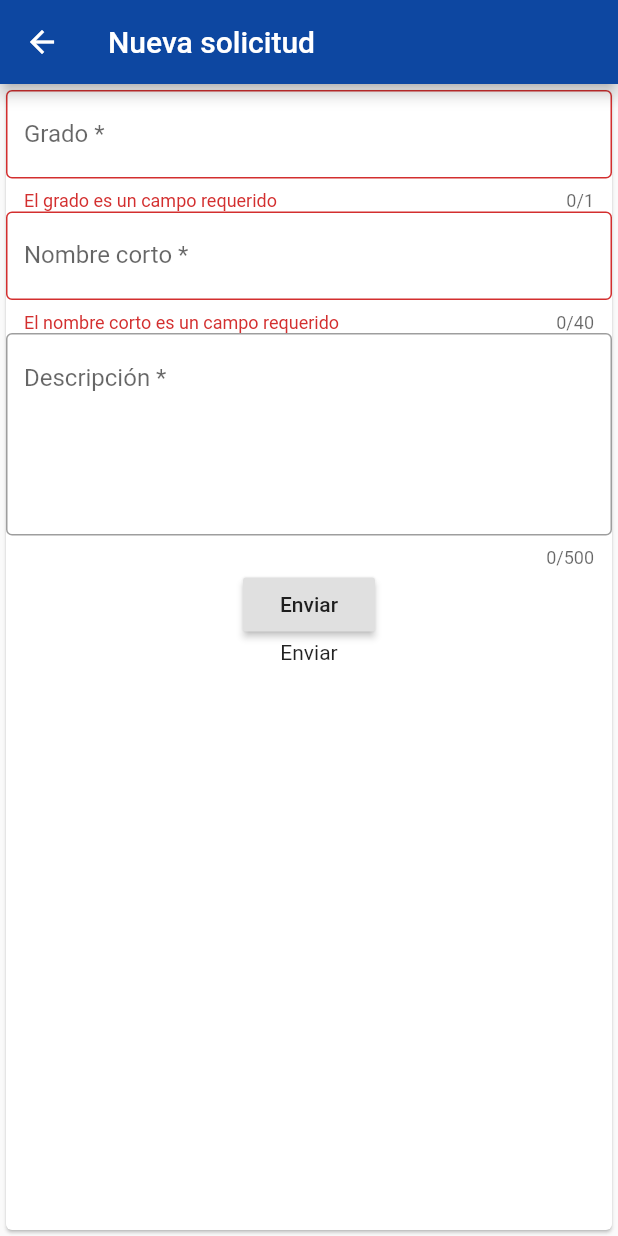
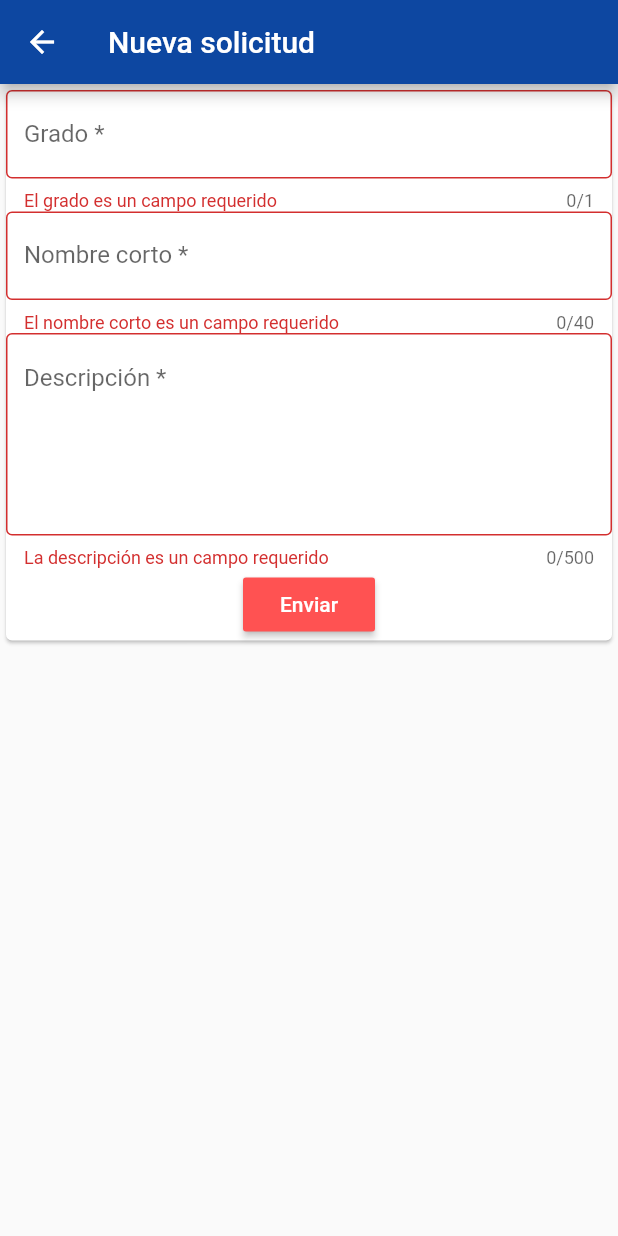
Before and after one commit to begandroide/sars-help, a Flutter app: the CreateRequestPage screen opened directly, after a tap on "Enviar", on a phone screen of 412 x 824 dp. Run offline on Flutter 3.47's test engine with Material 2 defaults, Android fonts, the phone set to English and light mode, and no system bars; our stand-ins replace cloud_firestore, firebase_auth, google_maps_flutter; missing offline and left inert: age; accounts and stored records are empty.

Commit message:
Se implementa creación de request mediante app

```diff
--- a/sarshelp/lib/screens/create_request.dart
+++ b/sarshelp/lib/screens/create_request.dart
@@ -1,5 +1,3 @@
-
-import 'dart:ui';
 
 import 'package:cloud_firestore/cloud_firestore.dart';
 import 'package:firebase_auth/firebase_auth.dart';
@@ -14,6 +12,9 @@ class CreateRequestPage extends StatefulWidget {
 
 class _CreateRequestPageState extends State<CreateRequestPage> {
   final _formKey = GlobalKey<FormState>();
+  String _grade;
+  String _shortName;
+  String _description;
 
   final _scaffoldKey = GlobalKey<ScaffoldState>();
 
@@ -26,7 +27,8 @@ class _CreateRequestPageState extends State<CreateRequestPage> {
       appBar: AppBar(
         title: Text('Nueva solicitud'),
       ),
-      body: Form(
+      body: SingleChildScrollView(
+        child: Form(
           key: _formKey,
           child: Card(
             child: Column(
@@ -34,6 +36,7 @@ class _CreateRequestPageState extends State<CreateRequestPage> {
                 TextFormField(
                   keyboardType: TextInputType.number,
                   maxLength: 1,
+                  onSaved: (value) => _grade = value,
                   validator: (value) {
                     if (value.isEmpty) {
                       return 'El grado es un campo requerido';
@@ -50,6 +53,7 @@ class _CreateRequestPageState extends State<CreateRequestPage> {
                 ),
                 TextFormField(
                   maxLength: 40,
+                  onSaved: (value) => _shortName = value,
                   validator: (value) {
                     if (value.isEmpty) {
                       return 'El nombre corto es un campo requerido';
@@ -64,6 +68,13 @@ class _CreateRequestPageState extends State<CreateRequestPage> {
                 TextFormField(
                   maxLines: 5,
                   maxLength: 500,
+                  onSaved: (value) => _description = value,
+                  validator: (value) {
+                    if (value.isEmpty) {
+                      return 'La descripción es un campo requerido';
+                    }
+                    return null;
+                  },
                   decoration: InputDecoration(
                     border: OutlineInputBorder(),
                     alignLabelWithHint: true,
@@ -71,23 +82,39 @@ class _CreateRequestPageState extends State<CreateRequestPage> {
                   ),
                 ),
                 RaisedButton(
+                  color: Colors.redAccent,
+                  textColor: Colors.white,
                   onPressed: () {
                     if (_formKey.currentState.validate()) {
-
+                        final snackBarOnSuccess = SnackBar(content: Text('Guardado correctamente...!'));
                         final snackBar = SnackBar(content: Text('Procesando datos...'));
                         _scaffoldKey.currentState.showSnackBar(snackBar);
+                        _formKey.currentState.save();
                         FirebaseAuth.instance.currentUser().then((value) => {
-                        // Firestore.instance.collection('HelpRequests').document(value.uid).setData({})
-
+                          Firestore.instance.collection('HelpRequests/' + value.uid + '/userRequests').add({
+                            'datetime': DateTime.now(),
+                            'description': _description,
+                            'grade': _grade,
+                            'shortName': _shortName,
+                            'isClosed': false
+                          }).whenComplete(() =>
+                          {
+                            _scaffoldKey.currentState.showSnackBar(snackBarOnSuccess),
+                            Navigator.pop(
+                              context
+                            )
+                          }
+                          )
                         });
                       }
                     },
                     child: _buttonSave()
                 ),
-              _buttonSave()
               ]
-      ))
+            )
+          )
         ),
+      )
     );
   }
 
```
Lines whose indentation alone changed are shown as unchanged.
